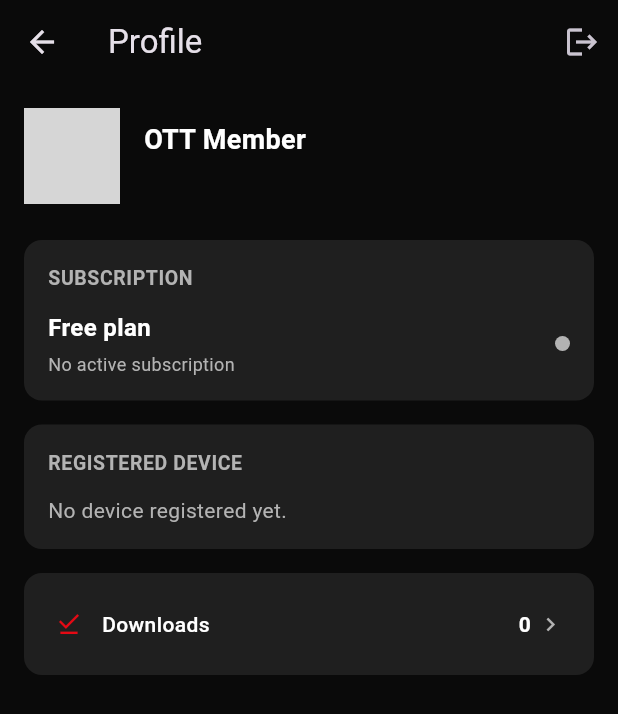
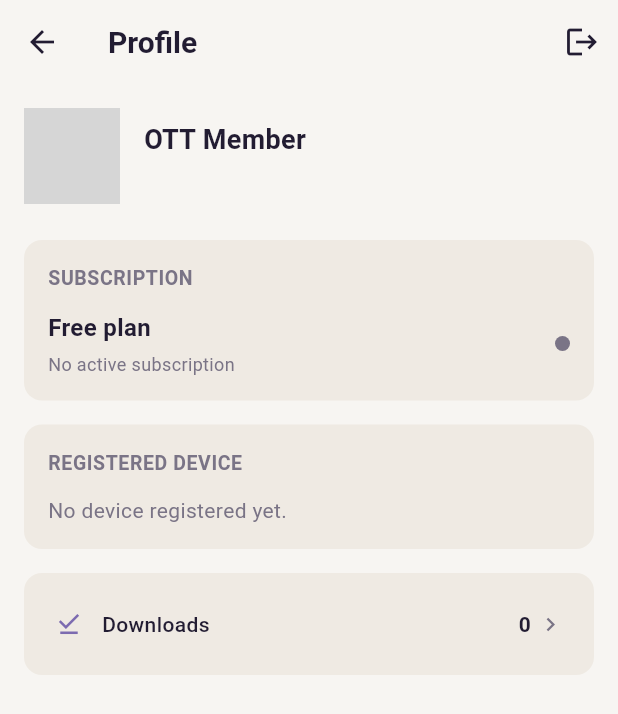
Before and after one commit to cyberking-coder/Rishi_app2, a Flutter app: the screen it shows once a user with an empty profile is signed in, after a tap on the "person outline" icon, on a phone screen of 412 x 824 dp. Shown: the top 714 px of the screen. Run offline on Flutter 3.47's test engine with Material 3 defaults, Android fonts, the phone set to English and light mode, and no system bars; our stand-ins replace audio_service, device_info_plus, flutter_riverpod, flutter_secure_storage, go_router, just_audio and 1 more; missing offline and left inert: pointycastle; accounts and stored records are empty; network calls fail; grey boxes are pictures that could not be loaded.

Commit message:
Light & minimal UI refresh + lotus logo
- Rewrite AppTheme as a light, minimal wellness theme (warm off-white
  surfaces, lotus-violet accent, rounded cards)
- Switch MaterialApp to light theme
- Add LotusLogo CustomPainter widget; use it in the home app bar
- Replace launcher icon with a lotus adaptive icon; light splash
- Softer, shadowed audio cards on the home/browse screen

Co-Authored-By: Claude Opus 4.8 <noreply@anthropic.com>
Claude-Session: https://claude.ai/code/session_01RGb8yEEt9J4juZUSabzN3b

```diff
--- a/mobile_app/lib/app/theme/app_theme.dart
+++ b/mobile_app/lib/app/theme/app_theme.dart
@@ -1,50 +1,74 @@
 import 'package:flutter/material.dart';
 
-/// Netflix-inspired dark theme: near-black surfaces, a single red accent,
-/// minimal chrome so poster art does the visual work.
+/// Light, minimal wellness theme: warm off-white surfaces, soft lotus-violet
+/// accent, generous spacing and rounded cards so content feels calm and
+/// uncluttered.
 class AppTheme {
   AppTheme._();
 
-  static const Color background = Color(0xFF0A0A0A);
-  static const Color surface = Color(0xFF141414);
-  static const Color surfaceElevated = Color(0xFF1F1F1F);
-  static const Color accent = Color(0xFFE50914);
-  static const Color textSecondary = Color(0xFFB3B3B3);
+  // Warm, airy neutrals.
+  static const Color background = Color(0xFFF7F5F2);
+  static const Color surface = Color(0xFFFFFFFF);
+  static const Color surfaceElevated = Color(0xFFEFEAE3);
 
-  static ThemeData dark() {
-    final base = ThemeData.dark(useMaterial3: true);
+  // Calming lotus-violet accent + a soft secondary.
+  static const Color accent = Color(0xFF7C6BB0);
+  static const Color accentSoft = Color(0xFFEDE7F6);
+
+  // Text.
+  static const Color textPrimary = Color(0xFF221C32);
+  static const Color textSecondary = Color(0xFF7A7486);
+
+  static ThemeData light() {
+    final base = ThemeData.light(useMaterial3: true);
 
     return base.copyWith(
       scaffoldBackgroundColor: background,
       colorScheme: base.colorScheme.copyWith(
+        brightness: Brightness.light,
         surface: surface,
         primary: accent,
         secondary: accent,
+        onPrimary: Colors.white,
+        onSurface: textPrimary,
       ),
       appBarTheme: const AppBarTheme(
         backgroundColor: Colors.transparent,
         elevation: 0,
         centerTitle: false,
+        foregroundColor: textPrimary,
+        titleTextStyle: TextStyle(
+          color: textPrimary,
+          fontSize: 20,
+          fontWeight: FontWeight.w700,
+        ),
+        iconTheme: IconThemeData(color: textPrimary),
       ),
       textTheme: base.textTheme.apply(
-        bodyColor: Colors.white,
-        displayColor: Colors.white,
+        bodyColor: textPrimary,
+        displayColor: textPrimary,
       ),
+      iconTheme: const IconThemeData(color: textPrimary),
       filledButtonTheme: FilledButtonThemeData(
         style: FilledButton.styleFrom(
           backgroundColor: accent,
           foregroundColor: Colors.white,
           padding: const EdgeInsets.symmetric(vertical: 14),
           shape: RoundedRectangleBorder(
-            borderRadius: BorderRadius.circular(6),
+            borderRadius: BorderRadius.circular(14),
           ),
         ),
       ),
       progressIndicatorTheme: const ProgressIndicatorThemeData(
         color: accent,
-        linearTrackColor: Color(0xFF333333),
+        linearTrackColor: Color(0xFFE3DEEC),
       ),
+      dividerTheme: const DividerThemeData(color: Color(0x14221C32)),
       splashFactory: InkRipple.splashFactory,
     );
   }
+
+  /// Kept for any callers still referencing the old name; returns the light
+  /// theme so the whole app shares one look.
+  static ThemeData dark() => light();
 }
--- /dev/null
+++ b/mobile_app/lib/app/widgets/lotus_logo.dart
@@ -0,0 +1,79 @@
+import 'package:flutter/material.dart';
+
+import '../theme/app_theme.dart';
+
+/// A simple, scalable lotus mark drawn with a CustomPainter — no asset file
+/// needed. Used in the app bar and anywhere the brand needs to appear.
+class LotusLogo extends StatelessWidget {
+  final double size;
+  final Color? color;
+
+  const LotusLogo({super.key, this.size = 28, this.color});
+
+  @override
+  Widget build(BuildContext context) {
+    return SizedBox(
+      width: size,
+      height: size,
+      child: CustomPaint(
+        painter: _LotusPainter(color ?? AppTheme.accent),
+      ),
+    );
+  }
+}
+
+class _LotusPainter extends CustomPainter {
+  final Color color;
+
+  _LotusPainter(this.color);
+
+  @override
+  void paint(Canvas canvas, Size size) {
+    final w = size.width;
+    final h = size.height;
+    // Petals fan out from a point near the bottom-centre.
+    final originX = w / 2;
+    final originY = h * 0.80;
+    final petalLen = h * 0.70;
+    final petalWidth = w * 0.26;
+
+    final fill = Paint()
+      ..style = PaintingStyle.fill
+      ..isAntiAlias = true;
+
+    // angle (from vertical), length factor, shade toward accent.
+    final petals = <List<double>>[
+      [-0.95, 0.72, 0.50],
+      [0.95, 0.72, 0.50],
+      [-0.48, 0.90, 0.74],
+      [0.48, 0.90, 0.74],
+      [0.0, 1.0, 1.0],
+    ];
+
+    for (final p in petals) {
+      final angle = p[0];
+      final lenFactor = p[1];
+      final shade = p[2];
+      fill.color = Color.lerp(Colors.white, color, shade)!;
+
+      canvas.save();
+      canvas.translate(originX, originY);
+      canvas.rotate(angle);
+      _drawPetal(canvas, fill, petalLen * lenFactor, petalWidth * lenFactor);
+      canvas.restore();
+    }
+  }
+
+  /// Draws one upward teardrop petal rooted at the current origin.
+  void _drawPetal(Canvas canvas, Paint paint, double length, double width) {
+    final path = Path()
+      ..moveTo(0, 0)
+      ..cubicTo(-width, -length * 0.35, -width * 0.55, -length, 0, -length)
+      ..cubicTo(width * 0.55, -length, width, -length * 0.35, 0, 0)
+      ..close();
+    canvas.drawPath(path, paint);
+  }
+
+  @override
+  bool shouldRepaint(_LotusPainter old) => old.color != color;
+}
--- a/mobile_app/lib/features/home/presentation/screens/home_screen.dart
+++ b/mobile_app/lib/features/home/presentation/screens/home_screen.dart
@@ -3,6 +3,7 @@ import 'package:flutter_riverpod/flutter_riverpod.dart';
 import 'package:go_router/go_router.dart';
 
 import '../../../../app/theme/app_theme.dart';
+import '../../../../app/widgets/lotus_logo.dart';
 import '../../../../core/utils/responsive.dart';
 import '../../../audio/application/audio_providers.dart';
 import '../../../audio/domain/entities/audio_track.dart';
@@ -29,9 +30,21 @@ class HomeScreen extends ConsumerWidget {
           SliverAppBar(
             backgroundColor: AppTheme.background,
             pinned: true,
-            title: const Text(
-              'Meditation',
-              style: TextStyle(fontWeight: FontWeight.w800, letterSpacing: 1),
+            titleSpacing: 16,
+            title: Row(
+              children: [
+                const LotusLogo(size: 26),
+                const SizedBox(width: 10),
+                Text(
+                  'Meditation',
+                  style: TextStyle(
+                    fontWeight: FontWeight.w700,
+                    fontSize: 20,
+                    letterSpacing: 0.2,
+                    color: AppTheme.textPrimary,
+                  ),
+                ),
+              ],
             ),
             actions: [
               IconButton(
--- a/mobile_app/lib/features/home/presentation/widgets/audio_card.dart
+++ b/mobile_app/lib/features/home/presentation/widgets/audio_card.dart
@@ -22,8 +22,19 @@ class AudioCard extends StatelessWidget {
         child: Column(
           crossAxisAlignment: CrossAxisAlignment.start,
           children: [
-            ClipRRect(
-              borderRadius: BorderRadius.circular(8),
+            Container(
+              decoration: BoxDecoration(
+                borderRadius: BorderRadius.circular(16),
+                boxShadow: [
+                  BoxShadow(
+                    color: AppTheme.textPrimary.withValues(alpha: 0.08),
+                    blurRadius: 12,
+                    offset: const Offset(0, 4),
+                  ),
+                ],
+              ),
+              child: ClipRRect(
+                borderRadius: BorderRadius.circular(16),
                 child: SizedBox(
                   width: size,
                   height: size,
@@ -36,7 +47,8 @@ class AudioCard extends StatelessWidget {
                       : const _CoverFallback(),
                 ),
               ),
-            const SizedBox(height: 6),
+            ),
+            const SizedBox(height: 8),
             Text(
               audio.title,
               maxLines: 1,
--- a/mobile_app/lib/main.dart
+++ b/mobile_app/lib/main.dart
@@ -91,9 +91,9 @@ class MeditationApp extends ConsumerWidget {
     return MaterialApp.router(
       title: AppConfig.appName,
       debugShowCheckedModeBanner: false,
-      themeMode: ThemeMode.dark,
-      darkTheme: AppTheme.dark(),
-      theme: AppTheme.dark(),
+      themeMode: ThemeMode.light,
+      theme: AppTheme.light(),
+      darkTheme: AppTheme.light(),
       routerConfig: router,
     );
   }
```
Also changed, not shown: 4 other files. Lines whose indentation alone changed are shown as unchanged.
